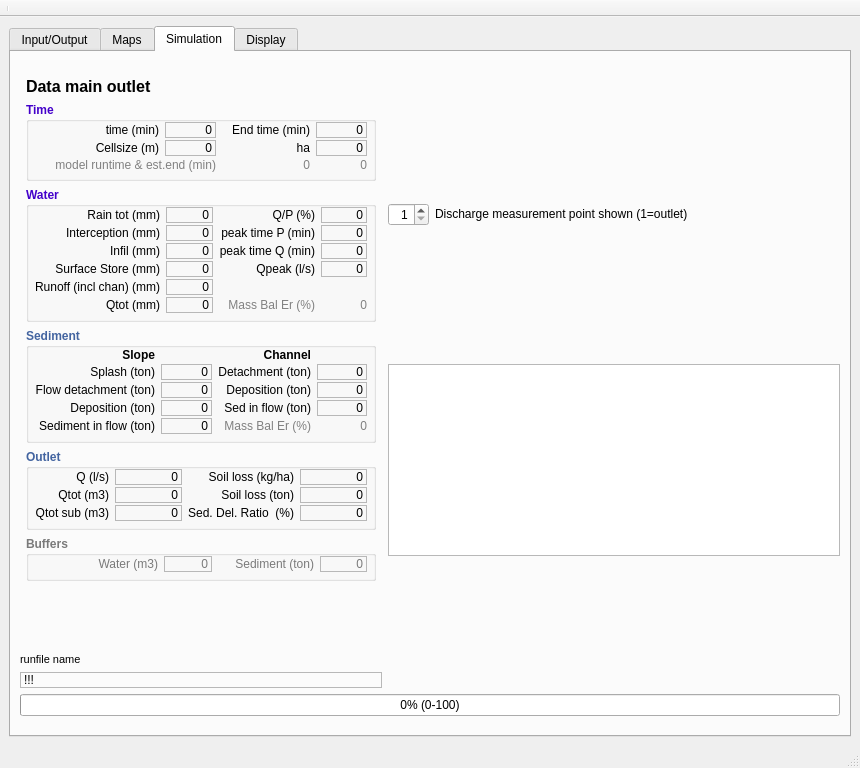
This is ui_full/lisemqt.ui in vjetten/openlisem as Qt 5 draws it before an edit. The edited form follows.
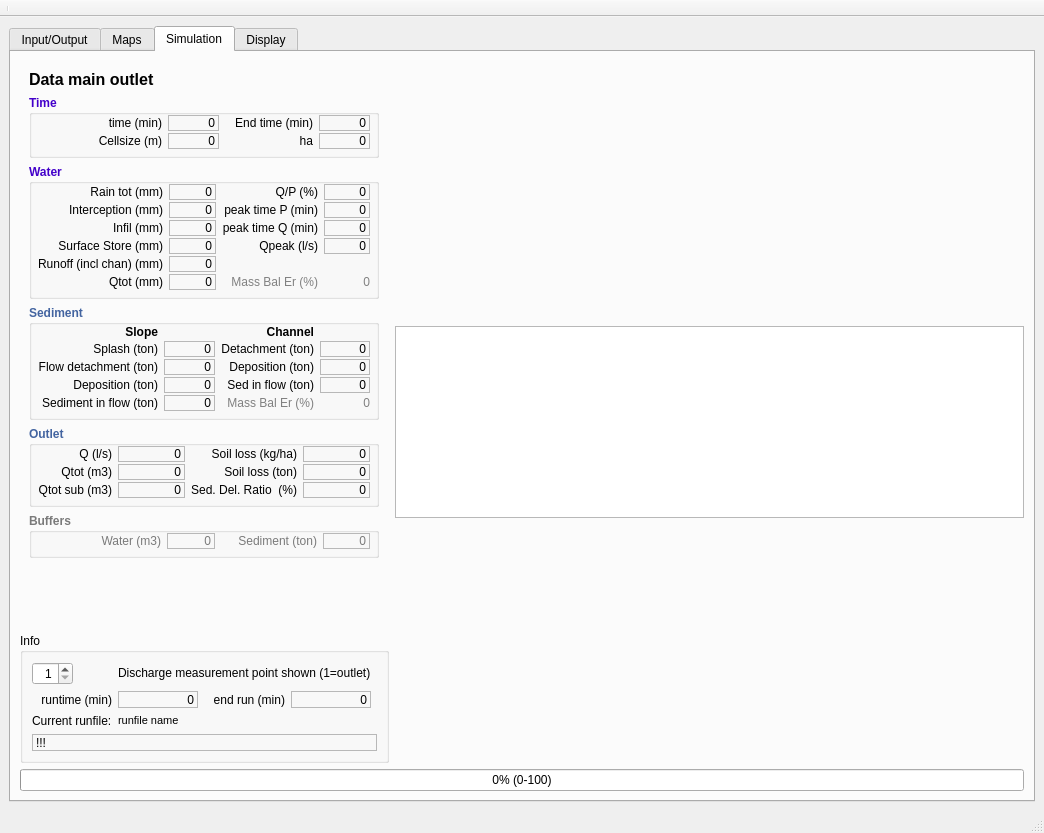
This is the edited form. The open tabs and pages were chosen to show the change. Icons and pictures are not drawn.

Commit message: //VJ 110707 changes interface

Patch:
```diff
--- a/ui_full/lisemqt.ui
+++ b/ui_full/lisemqt.ui
@@ -74,34 +74,14 @@
        </sizepolicy>
       </property>
       <property name="currentIndex">
-       <number>0</number>
+       <number>2</number>
       </property>
       <widget class="QWidget" name="tab_1">
        <attribute name="title">
         <string>Input/Output</string>
        </attribute>
-       <widget class="QLabel" name="label_try">
-        <property name="geometry">
-         <rect>
-          <x>15</x>
-          <y>620</y>
-          <width>16</width>
-          <height>16</height>
-         </rect>
-        </property>
-        <property name="text">
-         <string/>
-        </property>
-       </widget>
-       <widget class="QWidget" name="layoutWidget">
-        <property name="geometry">
-         <rect>
-          <x>10</x>
-          <y>10</y>
-          <width>391</width>
-          <height>603</height>
-         </rect>
-        </property>
+       <layout class="QGridLayout" name="gridLayout_30">
+        <item row="0" column="0" rowspan="3">
         <layout class="QVBoxLayout" name="verticalLayout_8">
          <item>
           <widget class="QGroupBox" name="groupBox">
@@ -600,7 +580,7 @@
             <enum>QTabWidget::Rounded</enum>
            </property>
            <property name="currentIndex">
-            <number>4</number>
+             <number>1</number>
            </property>
            <widget class="QWidget" name="tabWidgetPage1">
             <attribute name="title">
@@ -1537,6 +1517,19 @@
                </property>
               </spacer>
              </item>
+              <item row="3" column="0">
+               <spacer name="horizontalSpacer_8">
+                <property name="orientation">
+                 <enum>Qt::Horizontal</enum>
+                </property>
+                <property name="sizeHint" stdset="0">
+                 <size>
+                  <width>40</width>
+                  <height>20</height>
+                 </size>
+                </property>
+               </spacer>
+              </item>
             </layout>
            </widget>
            <widget class="QWidget" name="tabWidgetPage3">
@@ -3384,29 +3377,16 @@
           </widget>
          </item>
         </layout>
-       </widget>
+        </item>
+        <item row="0" column="1" rowspan="3" colspan="2">
        <widget class="Line" name="line">
-        <property name="geometry">
-         <rect>
-          <x>400</x>
-          <y>10</y>
-          <width>16</width>
-          <height>603</height>
-         </rect>
-        </property>
         <property name="orientation">
          <enum>Qt::Vertical</enum>
         </property>
        </widget>
+        </item>
+        <item row="1" column="2" colspan="3">
        <widget class="QGroupBox" name="groupOutputMain">
-        <property name="geometry">
-         <rect>
-          <x>414</x>
-          <y>11</y>
-          <width>411</width>
-          <height>296</height>
-         </rect>
-        </property>
         <property name="title">
          <string>Output</string>
         </property>
@@ -3813,18 +3793,12 @@
          </item>
         </layout>
        </widget>
+        </item>
+        <item row="2" column="3">
        <widget class="QTabWidget" name="tabWidget_OutputMaps">
         <property name="enabled">
          <bool>true</bool>
         </property>
-        <property name="geometry">
-         <rect>
-          <x>415</x>
-          <y>314</y>
-          <width>291</width>
-          <height>294</height>
-         </rect>
-        </property>
         <property name="sizePolicy">
          <sizepolicy hsizetype="Expanding" vsizetype="Expanding">
           <horstretch>0</horstretch>
@@ -3954,15 +3928,9 @@
          </attribute>
         </widget>
        </widget>
+        </item>
+        <item row="2" column="4">
        <widget class="QGroupBox" name="groupBox_4">
-        <property name="geometry">
-         <rect>
-          <x>710</x>
-          <y>310</y>
-          <width>116</width>
-          <height>297</height>
-         </rect>
-        </property>
         <property name="sizePolicy">
          <sizepolicy hsizetype="Fixed" vsizetype="Preferred">
           <horstretch>0</horstretch>
@@ -4058,6 +4026,15 @@
          </item>
         </layout>
        </widget>
+        </item>
+        <item row="3" column="0">
+         <widget class="QLabel" name="label_try">
+          <property name="text">
+           <string/>
+          </property>
+         </widget>
+        </item>
+       </layout>
       </widget>
       <widget class="QWidget" name="tab_2">
        <attribute name="title">
@@ -4117,24 +4094,17 @@
        </attribute>
        <layout class="QGridLayout" name="gridLayout_19">
         <item row="0" column="0">
-         <layout class="QVBoxLayout" name="verticalLayout_7">
-          <item>
-           <layout class="QHBoxLayout" name="horizontalLayout_2">
-            <item>
-             <layout class="QVBoxLayout" name="verticalLayout_5">
-              <item>
-               <widget class="QWidget" name="widget" native="true">
-                <property name="sizePolicy">
-                 <sizepolicy hsizetype="Fixed" vsizetype="Fixed">
-                  <horstretch>0</horstretch>
-                  <verstretch>0</verstretch>
-                 </sizepolicy>
-                </property>
                 <layout class="QVBoxLayout" name="verticalLayout_4">
-                 <property name="margin">
-                  <number>6</number>
-                 </property>
                  <item>
+           <widget class="QWidget" name="widget" native="true">
+            <property name="sizePolicy">
+             <sizepolicy hsizetype="Fixed" vsizetype="Fixed">
+              <horstretch>0</horstretch>
+              <verstretch>0</verstretch>
+             </sizepolicy>
+            </property>
+            <layout class="QGridLayout" name="gridLayout_22">
+             <item row="0" column="0">
                   <widget class="QLabel" name="label_63">
                    <property name="font">
                     <font>
@@ -4148,7 +4118,7 @@
                    </property>
                   </widget>
                  </item>
-                 <item>
+             <item row="1" column="0">
                   <widget class="QGroupBox" name="groupTime">
                    <property name="palette">
                     <palette>
@@ -4675,169 +4645,10 @@
                       </property>
                      </widget>
                     </item>
-                    <item row="3" column="3">
-                     <widget class="QLabel" name="label_endruntime">
-                      <property name="palette">
-                       <palette>
-                        <active>
-                         <colorrole role="WindowText">
-                          <brush brushstyle="SolidPattern">
-                           <color alpha="255">
-                            <red>129</red>
-                            <green>129</green>
-                            <blue>129</blue>
-                           </color>
-                          </brush>
-                         </colorrole>
-                        </active>
-                        <inactive>
-                         <colorrole role="WindowText">
-                          <brush brushstyle="SolidPattern">
-                           <color alpha="255">
-                            <red>129</red>
-                            <green>129</green>
-                            <blue>129</blue>
-                           </color>
-                          </brush>
-                         </colorrole>
-                        </inactive>
-                        <disabled>
-                         <colorrole role="WindowText">
-                          <brush brushstyle="SolidPattern">
-                           <color alpha="255">
-                            <red>122</red>
-                            <green>122</green>
-                            <blue>122</blue>
-                           </color>
-                          </brush>
-                         </colorrole>
-                        </disabled>
-                       </palette>
-                      </property>
-                      <property name="font">
-                       <font>
-                        <weight>50</weight>
-                        <bold>false</bold>
-                       </font>
-                      </property>
-                      <property name="text">
-                       <string>0</string>
-                      </property>
-                      <property name="alignment">
-                       <set>Qt::AlignRight|Qt::AlignTrailing|Qt::AlignVCenter</set>
-                      </property>
-                     </widget>
-                    </item>
-                    <item row="3" column="2">
-                     <widget class="QLabel" name="label_runtime">
-                      <property name="palette">
-                       <palette>
-                        <active>
-                         <colorrole role="WindowText">
-                          <brush brushstyle="SolidPattern">
-                           <color alpha="255">
-                            <red>129</red>
-                            <green>129</green>
-                            <blue>129</blue>
-                           </color>
-                          </brush>
-                         </colorrole>
-                        </active>
-                        <inactive>
-                         <colorrole role="WindowText">
-                          <brush brushstyle="SolidPattern">
-                           <color alpha="255">
-                            <red>129</red>
-                            <green>129</green>
-                            <blue>129</blue>
-                           </color>
-                          </brush>
-                         </colorrole>
-                        </inactive>
-                        <disabled>
-                         <colorrole role="WindowText">
-                          <brush brushstyle="SolidPattern">
-                           <color alpha="255">
-                            <red>122</red>
-                            <green>122</green>
-                            <blue>122</blue>
-                           </color>
-                          </brush>
-                         </colorrole>
-                        </disabled>
-                       </palette>
-                      </property>
-                      <property name="font">
-                       <font>
-                        <weight>50</weight>
-                        <bold>false</bold>
-                       </font>
-                      </property>
-                      <property name="text">
-                       <string>0</string>
-                      </property>
-                      <property name="alignment">
-                       <set>Qt::AlignRight|Qt::AlignTrailing|Qt::AlignVCenter</set>
-                      </property>
-                     </widget>
-                    </item>
-                    <item row="3" column="0" colspan="2">
-                     <widget class="QLabel" name="label_30">
-                      <property name="palette">
-                       <palette>
-                        <active>
-                         <colorrole role="WindowText">
-                          <brush brushstyle="SolidPattern">
-                           <color alpha="255">
-                            <red>129</red>
-                            <green>129</green>
-                            <blue>129</blue>
-                           </color>
-                          </brush>
-                         </colorrole>
-                        </active>
-                        <inactive>
-                         <colorrole role="WindowText">
-                          <brush brushstyle="SolidPattern">
-                           <color alpha="255">
-                            <red>129</red>
-                            <green>129</green>
-                            <blue>129</blue>
-                           </color>
-                          </brush>
-                         </colorrole>
-                        </inactive>
-                        <disabled>
-                         <colorrole role="WindowText">
-                          <brush brushstyle="SolidPattern">
-                           <color alpha="255">
-                            <red>122</red>
-                            <green>122</green>
-                            <blue>122</blue>
-                           </color>
-                          </brush>
-                         </colorrole>
-                        </disabled>
-                       </palette>
-                      </property>
-                      <property name="font">
-                       <font>
-                        <weight>50</weight>
-                        <bold>false</bold>
-                       </font>
-                      </property>
-                      <property name="text">
-                       <string>model runtime &amp; est.end (min)</string>
-                      </property>
-                      <property name="alignment">
-                       <set>Qt::AlignRight|Qt::AlignTrailing|Qt::AlignVCenter</set>
-                      </property>
-                     </widget>
-                    </item>
                    </layout>
                   </widget>
                  </item>
-                 <item>
+             <item row="2" column="0">
                   <widget class="QGroupBox" name="watergroup">
                    <property name="sizePolicy">
                     <sizepolicy hsizetype="Preferred" vsizetype="Preferred">
@@ -6232,7 +6043,7 @@
                    </layout>
                   </widget>
                  </item>
-                 <item>
+             <item row="3" column="0">
                   <widget class="QGroupBox" name="sedgroup">
                    <property name="palette">
                     <palette>
@@ -7307,7 +7118,7 @@
                    </layout>
                   </widget>
                  </item>
-                 <item>
+             <item row="4" column="0">
                   <widget class="QGroupBox" name="outletgroup">
                    <property name="palette">
                     <palette>
@@ -8088,7 +7899,7 @@
                    </layout>
                   </widget>
                  </item>
-                 <item>
+             <item row="5" column="0">
                   <widget class="QGroupBox" name="buffergroup">
                    <property name="enabled">
                     <bool>false</bool>
@@ -8388,7 +8199,20 @@
                    </layout>
                   </widget>
                  </item>
-                 <item>
+             <item row="6" column="0">
+              <spacer name="verticalSpacer">
+               <property name="orientation">
+                <enum>Qt::Vertical</enum>
+               </property>
+               <property name="sizeHint" stdset="0">
+                <size>
+                 <width>20</width>
+                 <height>40</height>
+                </size>
+               </property>
+              </spacer>
+             </item>
+             <item row="7" column="0">
                   <spacer name="horizontalSpacer">
                    <property name="orientation">
                     <enum>Qt::Horizontal</enum>
@@ -8404,44 +8228,58 @@
                    </property>
                   </spacer>
                  </item>
-                 <item>
-                  <spacer name="verticalSpacer">
-                   <property name="orientation">
-                    <enum>Qt::Vertical</enum>
-                   </property>
-                   <property name="sizeHint" stdset="0">
-                    <size>
-                     <width>20</width>
-                     <height>40</height>
-                    </size>
-                   </property>
-                  </spacer>
-                 </item>
                 </layout>
                </widget>
               </item>
               <item>
-               <widget class="QLabel" name="label_runfilename">
+           <widget class="QGroupBox" name="groupBox_5">
+            <property name="title">
+             <string>Info</string>
+            </property>
+            <layout class="QGridLayout" name="gridLayout_31">
+             <item row="0" column="0">
+              <widget class="QSpinBox" name="spinBoxPointtoShow">
                 <property name="sizePolicy">
-                 <sizepolicy hsizetype="Preferred" vsizetype="Fixed">
+                <sizepolicy hsizetype="Fixed" vsizetype="Fixed">
                   <horstretch>0</horstretch>
                   <verstretch>0</verstretch>
                  </sizepolicy>
                 </property>
+               <property name="layoutDirection">
+                <enum>Qt::LeftToRight</enum>
+               </property>
+               <property name="alignment">
+                <set>Qt::AlignRight|Qt::AlignTrailing|Qt::AlignVCenter</set>
+               </property>
+               <property name="minimum">
+                <number>1</number>
+               </property>
+              </widget>
+             </item>
+             <item row="1" column="0">
+              <widget class="QLabel" name="label_30">
                 <property name="font">
                  <font>
-                  <pointsize>8</pointsize>
                   <weight>50</weight>
                   <bold>false</bold>
                  </font>
                 </property>
                 <property name="text">
-                 <string>runfile name</string>
+                <string>runtime (min)</string>
+               </property>
+               <property name="alignment">
+                <set>Qt::AlignRight|Qt::AlignTrailing|Qt::AlignVCenter</set>
                 </property>
                </widget>
               </item>
-              <item>
+             <item row="5" column="0" colspan="5">
                <widget class="QLabel" name="label_debug">
+               <property name="sizePolicy">
+                <sizepolicy hsizetype="Expanding" vsizetype="Preferred">
+                 <horstretch>0</horstretch>
+                 <verstretch>0</verstretch>
+                </sizepolicy>
+               </property>
                 <property name="frameShape">
                  <enum>QFrame::StyledPanel</enum>
                 </property>
@@ -8456,32 +8294,55 @@
                 </property>
                </widget>
               </item>
-             </layout>
-            </item>
-            <item>
-             <layout class="QVBoxLayout" name="verticalLayout_6">
-              <item>
-               <layout class="QHBoxLayout" name="horizontalLayout">
-                <item>
-                 <widget class="QSpinBox" name="spinBoxPointtoShow">
-                  <property name="sizePolicy">
-                   <sizepolicy hsizetype="Fixed" vsizetype="Fixed">
-                    <horstretch>0</horstretch>
-                    <verstretch>0</verstretch>
-                   </sizepolicy>
-                  </property>
-                  <property name="layoutDirection">
-                   <enum>Qt::LeftToRight</enum>
-                  </property>
+             <item row="1" column="1">
+              <widget class="QLabel" name="label_runtime">
+               <property name="font">
+                <font>
+                 <weight>50</weight>
+                 <bold>false</bold>
+                </font>
+               </property>
+               <property name="frameShape">
+                <enum>QFrame::StyledPanel</enum>
+               </property>
+               <property name="text">
+                <string>0</string>
+               </property>
                   <property name="alignment">
                    <set>Qt::AlignRight|Qt::AlignTrailing|Qt::AlignVCenter</set>
                   </property>
-                  <property name="minimum">
-                   <number>1</number>
-                  </property>
-                 </widget>
-                </item>
-                <item>
+              </widget>
+             </item>
+             <item row="1" column="2">
+              <widget class="QLabel" name="label_75">
+               <property name="text">
+                <string>end run (min)</string>
+               </property>
+               <property name="alignment">
+                <set>Qt::AlignRight|Qt::AlignTrailing|Qt::AlignVCenter</set>
+               </property>
+              </widget>
+             </item>
+             <item row="1" column="3">
+              <widget class="QLabel" name="label_endruntime">
+               <property name="font">
+                <font>
+                 <weight>50</weight>
+                 <bold>false</bold>
+                </font>
+               </property>
+               <property name="frameShape">
+                <enum>QFrame::StyledPanel</enum>
+               </property>
+               <property name="text">
+                <string>0</string>
+               </property>
+               <property name="alignment">
+                <set>Qt::AlignRight|Qt::AlignTrailing|Qt::AlignVCenter</set>
+               </property>
+              </widget>
+             </item>
+             <item row="0" column="1" colspan="3">
                  <widget class="QLabel" name="label_pointOutput">
                   <property name="sizePolicy">
                    <sizepolicy hsizetype="Fixed" vsizetype="Fixed">
@@ -8494,6 +8355,40 @@
                   </property>
                  </widget>
                 </item>
+             <item row="3" column="0">
+              <widget class="QLabel" name="label_74">
+               <property name="text">
+                <string>Current runfile:</string>
+               </property>
+              </widget>
+             </item>
+             <item row="3" column="1" colspan="3">
+              <widget class="QLabel" name="label_runfilename">
+               <property name="sizePolicy">
+                <sizepolicy hsizetype="Expanding" vsizetype="Fixed">
+                 <horstretch>0</horstretch>
+                 <verstretch>0</verstretch>
+                </sizepolicy>
+               </property>
+               <property name="font">
+                <font>
+                 <pointsize>8</pointsize>
+                 <weight>50</weight>
+                 <bold>false</bold>
+                </font>
+               </property>
+               <property name="text">
+                <string>runfile name</string>
+               </property>
+              </widget>
+             </item>
+            </layout>
+           </widget>
+          </item>
+         </layout>
+        </item>
+        <item row="0" column="1">
+         <layout class="QVBoxLayout" name="verticalLayout_5">
                 <item>
                  <spacer name="horizontalSpacer_5">
                   <property name="orientation">
@@ -8507,8 +8402,6 @@
                   </property>
                  </spacer>
                 </item>
-               </layout>
-              </item>
               <item>
                <widget class="QPlainTextEdit" name="textGraph">
                 <property name="sizePolicy">
@@ -8521,9 +8414,7 @@
               </item>
              </layout>
             </item>
-           </layout>
-          </item>
-          <item>
+        <item row="1" column="0" colspan="2">
            <widget class="QProgressBar" name="progressBar">
             <property name="value">
              <number>0</number>
@@ -8535,8 +8426,6 @@
              <string>%p% (%v-%m)</string>
             </property>
            </widget>
-          </item>
-         </layout>
         </item>
        </layout>
       </widget>
```
Lines whose indentation alone changed are shown as unchanged. The commit also changes 3 other files.
